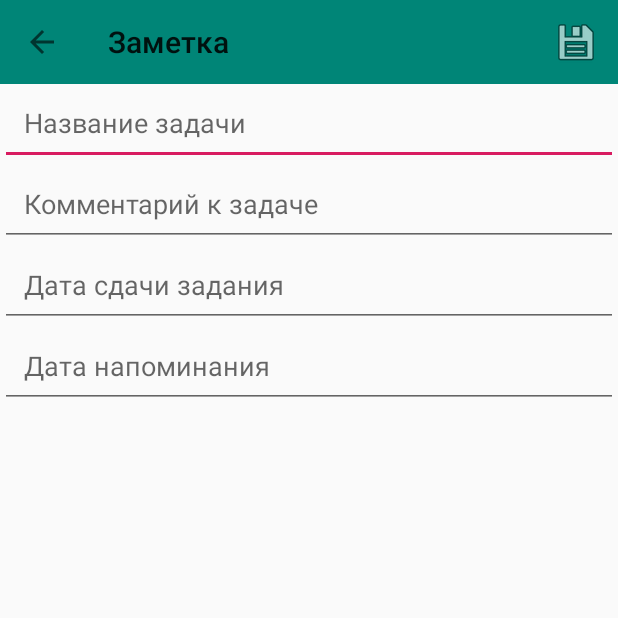
After one commit to EnemySharkOfficial/SmartStudentHelper_v3, an Android app: the ExamTaskDetailsActivity screen opened directly, with no data from a screen before it, on a phone screen of 412 x 824 dp, the top half of it. The commit adds this screen. Run offline under Robolectric (Android 15) with nearby library versions, the phone set to English and light mode, and no system bars; our stand-ins replace Room's generated code.

Commit message:
Добавление полноценного менеджера экзаменов

```diff
--- /dev/null
+++ b/app/src/main/java/com/example/smartstudenthelper/ExamTask/screens/details/ExamTaskDetailsActivity.java
@@ -0,0 +1,162 @@
+package com.example.smartstudenthelper.ExamTask.screens.details;
+
+import androidx.annotation.NonNull;
+import androidx.appcompat.app.AppCompatActivity;
+import androidx.appcompat.widget.Toolbar;
+
+import android.app.Activity;
+import android.content.Intent;
+import android.os.Bundle;
+import android.text.TextUtils;
+import android.text.format.DateFormat;
+import android.view.Menu;
+import android.view.MenuItem;
+import android.widget.EditText;
+
+import com.example.smartstudenthelper.App;
+import com.example.smartstudenthelper.ExamTask.ExamTask;
+import com.example.smartstudenthelper.R;
+
+import java.text.ParseException;
+import java.text.SimpleDateFormat;
+import java.util.Date;
+
+public class ExamTaskDetailsActivity extends AppCompatActivity
+{
+    private static final String EXTRA_EXAMTASK = "ExamTaskDetailsActivity.EXTRA_EXAMTASK";
+
+    private ExamTask examTask;
+    private EditText name;
+    private EditText commentary;
+    private EditText deadline;
+    private EditText reminderDate;
+
+    public static void start(Activity caller, ExamTask examTask) {
+        Intent intent = new Intent(caller, ExamTaskDetailsActivity.class);
+        if (examTask != null) {
+            intent.putExtra(EXTRA_EXAMTASK, examTask);
+        }
+        caller.startActivity(intent);
+    }
+
+    @Override
+    protected void onCreate(Bundle savedInstanceState)
+    {
+        super.onCreate(savedInstanceState);
+        setContentView(R.layout.activity_exam_task_details);
+
+        Toolbar toolbar = findViewById(R.id.toolbar);
+        setSupportActionBar(toolbar);
+        getSupportActionBar().setDisplayHomeAsUpEnabled(true);
+        getSupportActionBar().setHomeButtonEnabled(true);
+
+        setTitle(getString(R.string.task_details_title));
+
+        name = findViewById(R.id.examTaskName);
+        commentary = findViewById(R.id.examTaskCommentary);
+        deadline = findViewById(R.id.examTaskDeadline);
+        reminderDate = findViewById(R.id.examTaskReminderDate);
+
+
+        if (getIntent().hasExtra(EXTRA_EXAMTASK))
+        {
+            examTask = getIntent().getParcelableExtra(EXTRA_EXAMTASK);
+            name.setText(examTask.getName());
+
+
+            if(!TextUtils.isEmpty(examTask.getCommentary()))
+            {
+                commentary.setText(examTask.getCommentary());
+                System.out.println("ало");
+            }
+
+            if(examTask.getDeadline() != 0)
+            {
+                String dateString = DateFormat.format("dd.MM.yyyy", new Date(examTask.getDeadline())).toString();
+                deadline.setText(dateString);
+            }
+
+            if(examTask.getReminderDate() != 0)
+            {
+                String dateString = DateFormat.format("dd.MM.yyyy", new Date(examTask.getReminderDate())).toString();
+                reminderDate.setText(dateString);
+            }
+        }
+        else
+        {
+            examTask = new ExamTask();
+        }
+    }
+
+    @Override
+    public boolean onCreateOptionsMenu(Menu menu) {
+        getMenuInflater().inflate(R.menu.menu_details, menu);
+        return super.onCreateOptionsMenu(menu);
+    }
+
+    @Override
+    public boolean onOptionsItemSelected(@NonNull MenuItem item) {
+        switch (item.getItemId()) {
+            case android.R.id.home:
+                finish();
+                break;
+            case R.id.action_save:
+                if (name.getText().length() > 0)
+                {
+                    examTask.setName(name.getText().toString());
+                    examTask.setDone(false);
+                    examTask.setTimestamp(System.currentTimeMillis());
+
+                    if(commentary.getText().length() > 0)
+                    {
+                        examTask.setCommentary(commentary.getText().toString());
+                    }
+
+                    if(deadline.getText().length() > 0)
+                    {
+                        try
+                        {
+                            String dateString = deadline.getText().toString();
+                            SimpleDateFormat sdf = new SimpleDateFormat("dd.MM.yyyy");
+                            Date date = sdf.parse(dateString);
+                            long startDate = date.getTime();
+                            examTask.setDeadline(startDate);
+
+                        }
+                        catch (ParseException e)
+                        {
+                            e.printStackTrace();
+                        }
+                    }
+
+                    if(reminderDate.getText().length() > 0)
+                    {
+                        try
+                        {
+                            String dateString = reminderDate.getText().toString();
+                            SimpleDateFormat sdf = new SimpleDateFormat("dd.MM.yyyy");
+                            Date date = sdf.parse(dateString);
+                            long startDate = date.getTime();
+                            examTask.setReminderDate(startDate);
+
+                        } catch (ParseException e)
+                        {
+                            e.printStackTrace();
+                        }
+                    }
+
+                    if (getIntent().hasExtra(EXTRA_EXAMTASK))
+                    {
+                        App.getInstance().getExamTaskDao().update(examTask);
+                    }
+                    else
+                    {
+                        App.getInstance().getExamTaskDao().insert(examTask);
+                    }
+                    finish();
+                }
+        }
+        return super.onOptionsItemSelected(item);
+    }
+
+}
--- a/app/src/main/java/com/example/smartstudenthelper/Task/AppDatabase.java
+++ b/app/src/main/java/com/example/smartstudenthelper/Task/AppDatabase.java
@@ -3,7 +3,7 @@ package com.example.smartstudenthelper.Task;
 import androidx.room.Database;
 import androidx.room.RoomDatabase;
 
-@Database(entities = {Task.class}, version = 32, exportSchema = false)
+@Database(entities = {Task.class}, version = 33, exportSchema = false)
 public abstract class AppDatabase extends RoomDatabase {
     public abstract TaskDao taskDao();
 }
--- a/app/src/main/java/com/example/smartstudenthelper/СontrolTask/ControlTaskDatabase.java
+++ b/app/src/main/java/com/example/smartstudenthelper/СontrolTask/ControlTaskDatabase.java
@@ -5,7 +5,7 @@ import androidx.room.RoomDatabase;
 
 import com.example.smartstudenthelper.Task.Task;
 
-@Database(entities = {ControlTask.class}, version = 32, exportSchema = false)
+@Database(entities = {ControlTask.class}, version = 33, exportSchema = false)
 public abstract class ControlTaskDatabase extends RoomDatabase
 {
     public abstract ControlTaskDao controlTaskDao();
--- /dev/null
+++ b/app/src/main/res/layout/activity_exam_task_details.xml
@@ -0,0 +1,51 @@
+<?xml version="1.0" encoding="utf-8"?>
+<LinearLayout xmlns:android="http://schemas.android.com/apk/res/android"
+    xmlns:app="http://schemas.android.com/apk/res-auto"
+    android:orientation="vertical"
+    android:layout_width="match_parent"
+    android:layout_height="match_parent">
+
+    <androidx.appcompat.widget.Toolbar
+        android:id="@+id/toolbar"
+        android:layout_width="match_parent"
+        android:layout_height="?attr/actionBarSize"
+        android:background="?attr/colorPrimary"
+        app:popupTheme="@style/AppTheme.PopupOverlay" />
+
+    <EditText
+        android:id="@+id/examTaskName"
+        android:layout_width="match_parent"
+        android:layout_height="54dp"
+        android:gravity="top"
+        android:hint="@string/task_text"
+        android:minHeight="200dp"
+        android:padding="16dp" />
+
+    <EditText
+        android:id="@+id/examTaskCommentary"
+        android:layout_width="match_parent"
+        android:layout_height="54dp"
+        android:gravity="top"
+        android:hint="@string/task_commentary"
+        android:minHeight="200dp"
+        android:padding="16dp" />
+
+    <EditText
+        android:id="@+id/examTaskDeadline"
+        android:layout_width="match_parent"
+        android:layout_height="54dp"
+        android:gravity="top"
+        android:hint="@string/task_deadline"
+        android:minHeight="200dp"
+        android:padding="16dp" />
+
+    <EditText
+        android:id="@+id/examTaskReminderDate"
+        android:layout_width="match_parent"
+        android:layout_height="54dp"
+        android:gravity="top"
+        android:hint="@string/task_reminder_date"
+        android:minHeight="200dp"
+        android:padding="16dp" />
+
+</LinearLayout>
--- a/app/src/main/res/layout/activity_menu.xml
+++ b/app/src/main/res/layout/activity_menu.xml
@@ -30,7 +30,7 @@
         android:text="Курсовые работы" />
 
     <TextView
-        android:id="@+id/editTextTextPersonName5"
+        android:id="@+id/examTaskText"
         android:layout_width="340dp"
         android:layout_height="wrap_content"
         android:layout_alignParentTop="true"
@@ -131,7 +131,7 @@
         android:text="+" />
 
     <Button
-        android:id="@+id/exams"
+        android:id="@+id/examTasks"
         android:layout_width="50dp"
         android:layout_height="wrap_content"
         android:layout_alignParentTop="true"
```
Also changed, not shown: app/src/main/AndroidManifest.xml (+20 -1 lines), app/src/main/java/com/example/smartstudenthelper/App.java (+28 -1 lines), app/src/main/java/com/example/smartstudenthelper/ExamTask/ExamTask.java (added, +136 -0 lines), app/src/main/java/com/example/smartstudenthelper/ExamTask/ExamTaskDao.java (added, +36 -0 lines), app/src/main/java/com/example/smartstudenthelper/ExamTask/ExamTaskDatabase.java (added, +10 -0 lines), app/src/main/java/com/example/smartstudenthelper/ExamTask/screens/main/Adapter.java (added, +157 -0 lines), app/src/main/java/com/example/smartstudenthelper/ExamTask/screens/main/ExamTaskMainActivity.java (added, +62 -0 lines), app/src/main/java/com/example/smartstudenthelper/ExamTask/screens/main/ExamTaskMainViewModel.java (added, +17 -0 lines), app/src/main/java/com/example/smartstudenthelper/MenuActivity.java (+24 -0 lines).
